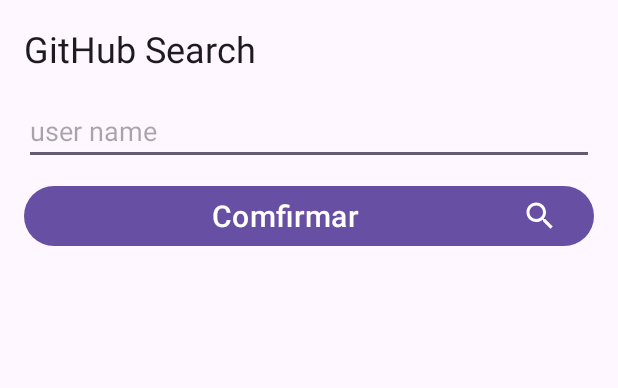
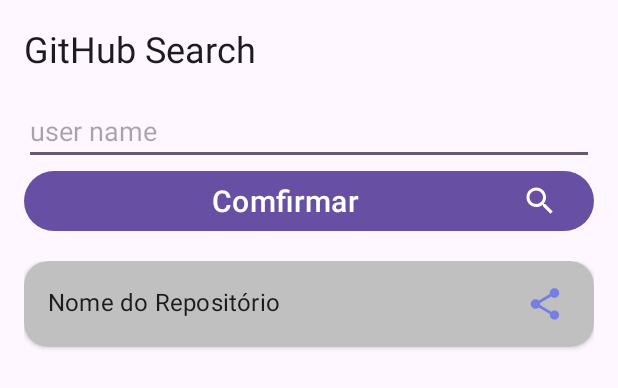
Before and after one commit to UenoSilva/dio_lab_cursos, an Android app: the layout activity_main.xml on its own in the app's theme, with its tools: preview values and no code run, on a phone screen of 412 x 824 dp. Shown: the top 388 px of the screen. Run offline under Robolectric (Android 15) with nearby library versions, the phone set to English and light mode, and no system bars.

Commit message:
feat: adicionando repostitory_item

```diff
--- /dev/null
+++ b/desafios-kotlin/portifolio-projetos/app/src/main/res/drawable/ic_share.xml
@@ -0,0 +1,5 @@
+<vector android:height="24dp" android:tint="#767EE2"
+    android:viewportHeight="24" android:viewportWidth="24"
+    android:width="24dp" xmlns:android="http://schemas.android.com/apk/res/android">
+    <path android:fillColor="@android:color/white" android:pathData="M18,16.08c-0.76,0 -1.44,0.3 -1.96,0.77L8.91,12.7c0.05,-0.23 0.09,-0.46 0.09,-0.7s-0.04,-0.47 -0.09,-0.7l7.05,-4.11c0.54,0.5 1.25,0.81 2.04,0.81 1.66,0 3,-1.34 3,-3s-1.34,-3 -3,-3 -3,1.34 -3,3c0,0.24 0.04,0.47 0.09,0.7L8.04,9.81C7.5,9.31 6.79,9 6,9c-1.66,0 -3,1.34 -3,3s1.34,3 3,3c0.79,0 1.5,-0.31 2.04,-0.81l7.12,4.16c-0.05,0.21 -0.08,0.43 -0.08,0.65 0,1.61 1.31,2.92 2.92,2.92 1.61,0 2.92,-1.31 2.92,-2.92s-1.31,-2.92 -2.92,-2.92z"/>
+</vector>
--- a/desafios-kotlin/portifolio-projetos/app/src/main/res/layout/activity_main.xml
+++ b/desafios-kotlin/portifolio-projetos/app/src/main/res/layout/activity_main.xml
@@ -29,27 +29,26 @@
         app:layout_constraintEnd_toEndOf="parent"/>
 
     <Button
-        android:id="@+id/bt_seach"
+        android:id="@+id/bt_search"
+        style="@style/TextAppearance.MaterialComponents.Headline6"
         android:layout_width="0dp"
         android:layout_height="wrap_content"
+        android:drawableRight="@drawable/ic_search"
         android:text="@string/bt_comfirmar"
-        android:drawableRight="@drawable/ic_search"
-        style="@style/TextAppearance.MaterialComponents.Headline6"
         android:textColor="@color/white"
-        android:layout_marginTop="10dp"
+        app:layout_constraintEnd_toEndOf="parent"
         app:layout_constraintStart_toStartOf="parent"
-        app:layout_constraintEnd_toEndOf="parent"
         app:layout_constraintTop_toBottomOf="@id/et_name_user"/>
 
     <androidx.recyclerview.widget.RecyclerView
-        android:id="@+id/rv_list_repositories"
+        android:id="@+id/rv_repositories"
         android:layout_width="match_parent"
         android:layout_height="wrap_content"
+        android:layout_marginTop="16dp"
         app:layoutManager="androidx.recyclerview.widget.LinearLayoutManager"
-        android:layout_marginTop="16dp"
         app:layout_constraintEnd_toEndOf="parent"
         app:layout_constraintStart_toStartOf="parent"
-        app:layout_constraintTop_toBottomOf="@+id/bt_seach"
-        tools:listitem="@layout/repository_item"/>
+        app:layout_constraintTop_toBottomOf="@id/bt_search"
+        tools:listitem="@layout/repository_item" />
 
 </androidx.constraintlayout.widget.ConstraintLayout>
--- /dev/null
+++ b/desafios-kotlin/portifolio-projetos/app/src/main/res/layout/repository_item.xml
@@ -0,0 +1,49 @@
+<?xml version="1.0" encoding="utf-8"?>
+<androidx.constraintlayout.widget.ConstraintLayout xmlns:android="http://schemas.android.com/apk/res/android"
+    xmlns:tools="http://schemas.android.com/tools"
+    android:layout_width="match_parent"
+    android:layout_height="match_parent"
+    xmlns:app="http://schemas.android.com/apk/res-auto">
+
+    <androidx.cardview.widget.CardView
+        android:id="@+id/cv_repository"
+        android:layout_width="match_parent"
+        android:layout_height="wrap_content"
+        app:cardBackgroundColor="@color/gray"
+        app:cardCornerRadius="16dp"
+        app:layout_constraintStart_toStartOf="parent"
+        app:layout_constraintEnd_toEndOf="parent"
+        app:layout_constraintTop_toTopOf="parent">
+
+        <androidx.constraintlayout.widget.ConstraintLayout
+            android:id="@+id/cl_card_componente"
+            android:layout_width="match_parent"
+            android:layout_height="wrap_content"
+            android:padding="16dp">
+
+            <TextView
+                android:id="@+id/tv_name_repository"
+                android:layout_width="wrap_content"
+                android:layout_height="wrap_content"
+                android:text="Nome do Repositório"
+                style="@style/TextAppearance.MaterialComponents.Subtitle1"
+                app:layout_constraintStart_toStartOf="parent"
+                app:layout_constraintTop_toTopOf="parent"/>
+
+            <ImageView
+                android:id="@+id/iv_share"
+                android:layout_width="25dp"
+                android:layout_height="25dp"
+                android:layout_marginEnd="4dp"
+                android:src="@drawable/ic_share"
+                android:clickable="true"
+                android:focusable="true"
+                android:background="?attr/selectableItemBackgroundBorderless"
+                app:layout_constraintEnd_toEndOf="parent"
+                app:layout_constraintLeft_toRightOf="@id/tv_name_repository"/>
+
+        </androidx.constraintlayout.widget.ConstraintLayout>
+
+    </androidx.cardview.widget.CardView>
+
+</androidx.constraintlayout.widget.ConstraintLayout>
--- a/desafios-kotlin/portifolio-projetos/app/src/main/res/values/colors.xml
+++ b/desafios-kotlin/portifolio-projetos/app/src/main/res/values/colors.xml
@@ -2,4 +2,5 @@
 <resources>
     <color name="black">#FF000000</color>
     <color name="white">#FFFFFFFF</color>
+    <color name="gray">#C0C0C0</color>
 </resources>
```
